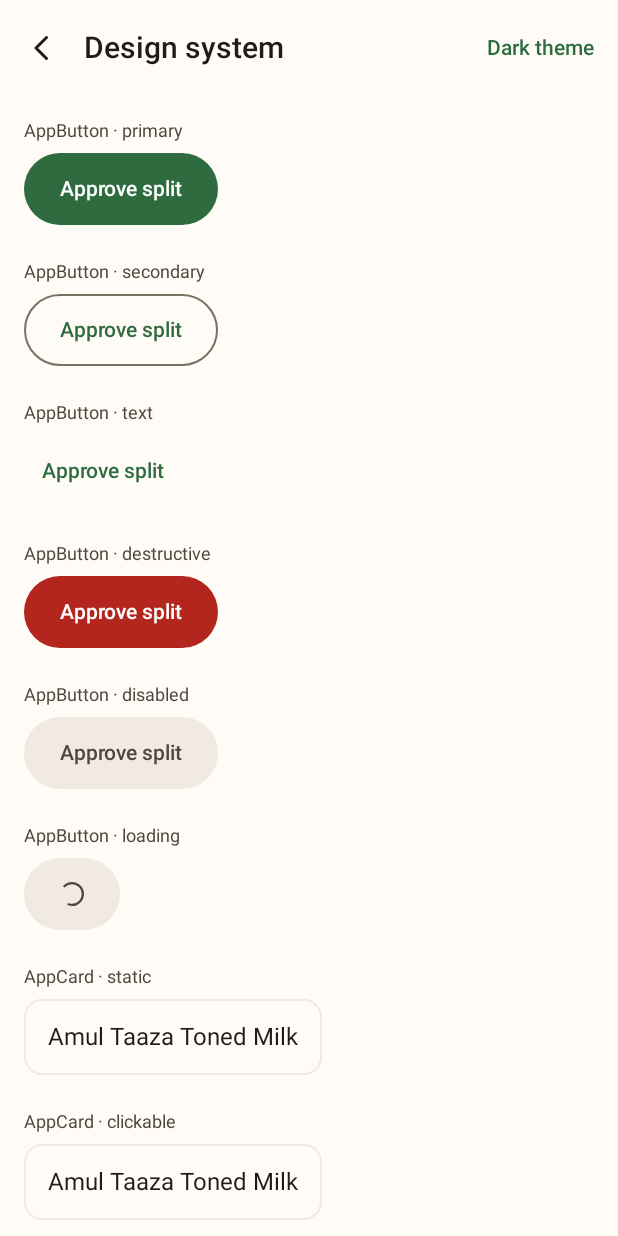
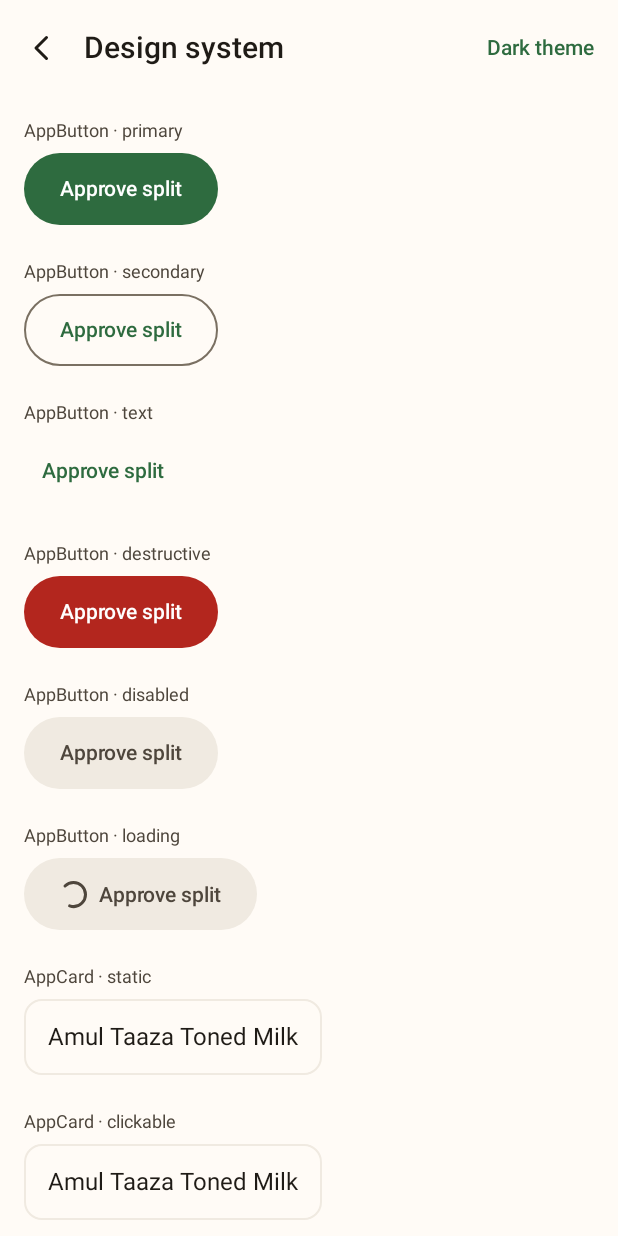
Before and after one commit to Aashu1303/grocery-app, an Android app built with Jetpack Compose: the CatalogScreen screen opened through its navigation route, on a phone screen of 412 x 824 dp. Run offline under Robolectric (Android 15) with nearby library versions, the phone set to English and light mode, and no system bars; our stand-ins replace Compose Multiplatform resources.

Commit message:
fix(designsystem): keep the label visible while a button is loading [record screenshots]
A spinner alone read as a stray mark and lost the action's name.

Co-Authored-By: Claude Opus 5.5 <noreply@anthropic.com>
Claude-Session: https://claude.ai/code/session_01RWPkNXpXnRAKoLr1xJVb6f

```diff
--- a/core/designsystem/src/commonMain/kotlin/app/rasoi/core/designsystem/component/AppButton.kt
+++ b/core/designsystem/src/commonMain/kotlin/app/rasoi/core/designsystem/component/AppButton.kt
@@ -1,6 +1,8 @@
 package app.rasoi.core.designsystem.component
 
 import androidx.compose.foundation.BorderStroke
+import androidx.compose.foundation.layout.Arrangement
+import androidx.compose.foundation.layout.Row
 import androidx.compose.foundation.layout.heightIn
 import androidx.compose.foundation.layout.size
 import androidx.compose.material3.Button
@@ -11,6 +13,7 @@ import androidx.compose.material3.OutlinedButton
 import androidx.compose.material3.Text
 import androidx.compose.material3.TextButton
 import androidx.compose.runtime.Composable
+import androidx.compose.ui.Alignment
 import androidx.compose.ui.Modifier
 import androidx.compose.ui.semantics.contentDescription
 import androidx.compose.ui.semantics.semantics
@@ -57,14 +60,19 @@ fun AppButton(
 
 @Composable
 private fun ButtonContent(text: String, loading: Boolean) {
-    if (loading) {
-        val description = stringResource(Res.string.ds_loading)
-        CircularProgressIndicator(
-            modifier = Modifier.size(AppTheme.spacing.md).semantics { contentDescription = description },
-            strokeWidth = AppTheme.shapes.elevationHigh / 2,
-            color = AppTheme.colors.onSurfaceVariant,
-        )
-    } else {
+    Row(
+        horizontalArrangement = Arrangement.spacedBy(AppTheme.spacing.xs),
+        verticalAlignment = Alignment.CenterVertically,
+    ) {
+        if (loading) {
+            val description = stringResource(Res.string.ds_loading)
+            CircularProgressIndicator(
+                modifier = Modifier.size(AppTheme.spacing.md + AppTheme.spacing.xxs / 2)
+                    .semantics { contentDescription = description },
+                strokeWidth = AppTheme.shapes.elevationLow * 2,
+                color = AppTheme.colors.onSurfaceVariant,
+            )
+        }
         Text(text = text, style = AppTheme.type.label)
     }
 }
```
